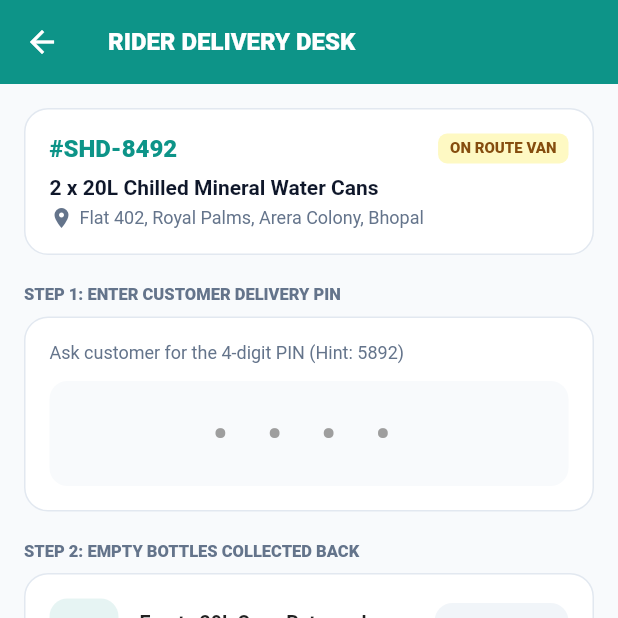
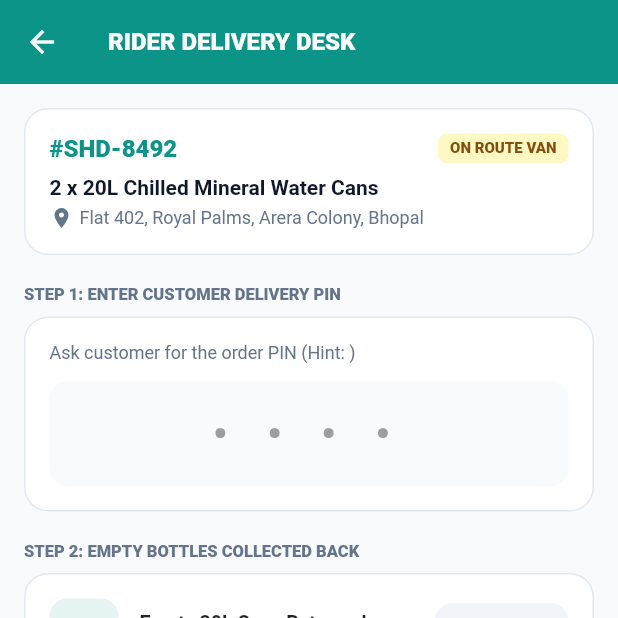
Before and after one commit to ayushsingh930/Shodasha-Mineral-water, a Flutter app: the RiderDashboardScreen screen opened directly, after a tap on "VERIFY CUSTOMER PIN & COMPLETE", on a phone screen of 412 x 824 dp, the top half of it. Run offline on Flutter 3.47's test engine with Material 3 defaults, Android fonts, the phone set to English and light mode, and no system bars; our stand-ins replace equatable, firebase_core, geocoding, geolocator; accounts and stored records are empty.

Commit message:
feat(security): Dynamic Cryptographic 4-Digit Unique PIN generation per water order

```diff
--- a/lib/features/orders/data/order_service.dart
+++ b/lib/features/orders/data/order_service.dart
@@ -1,3 +1,4 @@
+import 'dart:math';
 import 'package:flutter/material.dart';
 
 class OrderItem {
@@ -12,6 +13,7 @@ class OrderItem {
   int orderedCansCount;
   String eta;
   final String date;
+  final String deliveryPin;
 
   OrderItem({
     required this.orderId,
@@ -25,6 +27,7 @@ class OrderItem {
     this.orderedCansCount = 2,
     required this.eta,
     required this.date,
+    required this.deliveryPin,
   });
 }
 
@@ -45,6 +48,7 @@ class OrderStateNotifier extends ChangeNotifier {
       orderedCansCount: 2,
       eta: '~12 mins',
       date: 'Today',
+      deliveryPin: '5892',
     ),
   ];
 
@@ -61,6 +65,7 @@ class OrderStateNotifier extends ChangeNotifier {
       orderedCansCount: 1,
       eta: 'Delivered',
       date: 'Yesterday',
+      deliveryPin: '3149',
     ),
   ];
 
@@ -79,9 +84,19 @@ class OrderStateNotifier extends ChangeNotifier {
     final int count = int.tryParse((cansCount ?? cans ?? 1).toString()) ?? 1;
     final finalTitle = itemName ?? title ?? '$count x 20L Mineral Water Can';
     final finalSlot = slot ?? timeSlot ?? 'Morning (8:00 AM - 3:00 PM)';
-    final finalPrice = price != null ? 'Rs $price' : (amount ?? 'Rs 65.00');
+
+    num unitPrice = 65;
+    if (price != null) {
+      final parsed = num.tryParse(price.toString().replaceAll(RegExp(r'[^0-9.]'), ''));
+      if (parsed != null && parsed > 0) unitPrice = parsed;
+    }
+    final num totalAmount = unitPrice * count;
+    final String calculatedPriceStr = 'Rs $totalAmount.00';
     final finalAddress = address ?? 'Flat 402, Royal Palms, Arera Colony, Bhopal';
     final newId = '#SHD-${(1000 + activeOrders.length + 1)}';
+
+    // Generate unique random 4-digit PIN between 1000 and 9999
+    final generatedPin = (1000 + Random().nextInt(9000)).toString();
 
     activeOrders.insert(
       0,
@@ -91,12 +106,13 @@ class OrderStateNotifier extends ChangeNotifier {
         status: 'BOOKED',
         address: finalAddress,
         timeSlot: finalSlot,
-        amount: finalPrice.toString(),
+        amount: calculatedPriceStr,
         deliveryAgent: 'Mahesh (Delivery Van)',
         emptyCansToReturn: count,
         orderedCansCount: count,
         eta: '~25 mins',
         date: 'Today',
+        deliveryPin: generatedPin,
       ),
     );
     notifyListeners();
@@ -109,7 +125,6 @@ class OrderStateNotifier extends ChangeNotifier {
     notifyListeners();
   }
 
-  // Exact Real Calculations for Fleet Cockpit
   int get totalVanStockRemaining {
     return activeOrders
         .where((o) => o.status != 'DELIVERED')
--- a/lib/features/orders/presentation/order_card.dart
+++ b/lib/features/orders/presentation/order_card.dart
@@ -155,7 +155,7 @@ class OrderCard extends StatelessWidget {
                   const Icon(Icons.pin, color: AppColors.primary, size: 18),
                   const SizedBox(width: 8),
                   const Text('Delivery OTP/PIN: ', style: TextStyle(fontSize: 12, fontWeight: FontWeight.bold)),
-                  const Text('5892', style: TextStyle(fontSize: 14, fontWeight: FontWeight.w900, color: AppColors.primary, letterSpacing: 2)),
+                  const Text(order.deliveryPin, style: TextStyle(fontSize: 14, fontWeight: FontWeight.w900, color: AppColors.primary, letterSpacing: 2)),
                   const Spacer(),
                   Text(
                     order.eta,
--- a/lib/features/orders/presentation/rider_delivery_screen.dart
+++ b/lib/features/orders/presentation/rider_delivery_screen.dart
@@ -25,9 +25,9 @@ class _RiderDeliveryScreenState extends State<RiderDeliveryScreen> {
   void _verifyAndComplete() {
     final enteredPin = _pinController.text.trim();
 
-    if (enteredPin != '5892') {
+    if (enteredPin != widget.order.deliveryPin) {
       setState(() {
-        _errorMessage = 'Wrong PIN! Ask customer for 4-digit PIN (5892).';
+        _errorMessage = 'Wrong PIN! Please enter \ from customer app.';
       });
       return;
     }
@@ -145,7 +145,7 @@ class _RiderDeliveryScreenState extends State<RiderDeliveryScreen> {
                 crossAxisAlignment: CrossAxisAlignment.start,
                 children: [
                   const Text(
-                    'Ask customer for the 4-digit PIN (Hint: 5892)',
+                    'Ask customer for the order PIN (Hint: \)',
                     style: TextStyle(fontSize: 12, color: AppColors.textSecondary),
                   ),
                   const SizedBox(height: 12),
```
